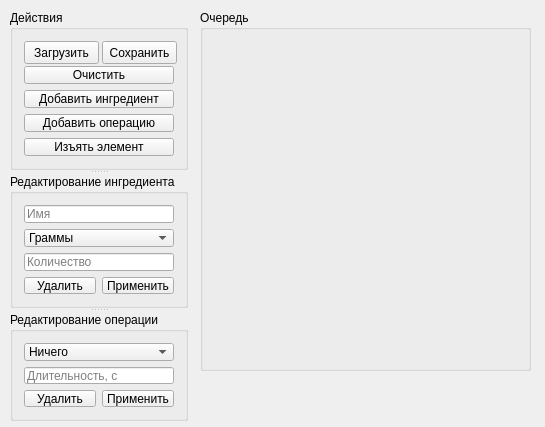
AsciiShell/hse_cs_and_programming, file Project_1/QtGu_CookRobot/QtGu_CookRobot.ui: the form before one commit.
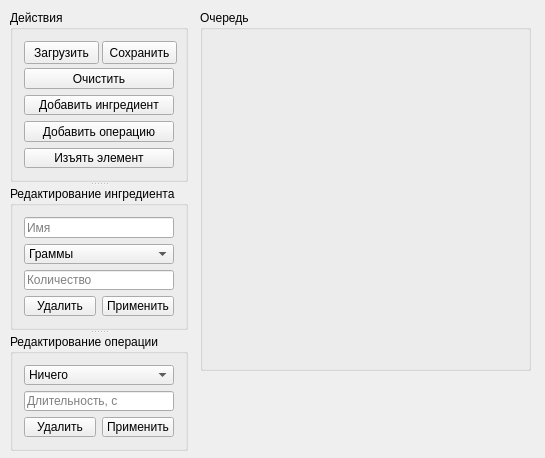
The form after the commit.

Commit message: Add clear methods

```diff
--- a/Project_1/QtGu_CookRobot/QtGu_CookRobot.ui
+++ b/Project_1/QtGu_CookRobot/QtGu_CookRobot.ui
@@ -7,13 +7,13 @@
     <x>0</x>
     <y>0</y>
     <width>545</width>
-    <height>427</height>
+    <height>458</height>
    </rect>
   </property>
   <property name="minimumSize">
    <size>
     <width>545</width>
-    <height>381</height>
+    <height>458</height>
    </size>
   </property>
   <property name="windowTitle">
@@ -48,7 +48,7 @@
       <x>10</x>
       <y>10</y>
       <width>178</width>
-      <height>411</height>
+      <height>441</height>
      </rect>
     </property>
     <property name="orientation">
```
The commit also changes 2 other files.
